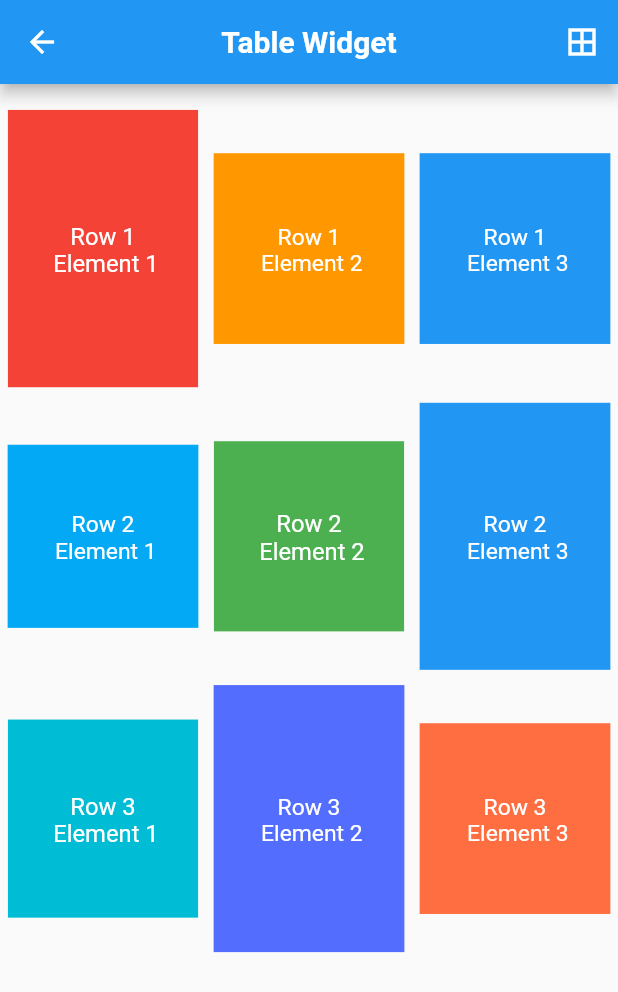
After one commit to RicardoRaymundo/widgets_of_the_week, a Flutter app: the WidgetsTablePage screen opened directly, on a phone screen of 412 x 824 dp. The commit adds this screen. Shown: the top 992 px of the screen. Run offline on Flutter 3.47's test engine with Material 2 defaults, Android fonts, the phone set to English and light mode, and no system bars; Roboto replaces fonts that are missing (Ubuntu Regular); project files that could hold a hidden picture were left out.

Commit message:
- Criados os exemplos de Table e PageView

```diff
--- a/lib/home_page.dart
+++ b/lib/home_page.dart
@@ -10,6 +10,9 @@ import 'package:widgets_of_the_week/widgets/opacity/widgets_opacity.dart';
 import 'package:widgets_of_the_week/widgets/future_builder/list_json.dart';
 import 'package:widgets_of_the_week/widgets/fade_transition/widgets_fade_transition.dart';
 import 'package:widgets_of_the_week/widgets/fab/widgets_fab.dart';
+import 'package:widgets_of_the_week/widgets/page_view/widgets_page_view.dart';
+import 'package:widgets_of_the_week/widgets/page_view/simple/page_view_simple_main.dart';
+import 'package:widgets_of_the_week/widgets/table/widgets_table.dart';
 
 class HomePage extends StatelessWidget {
   // Mapa de Widgets a serem listados
@@ -22,7 +25,8 @@ class HomePage extends StatelessWidget {
     'Future Builder': JsonList(),
     'Fade Transition': FadeTransitionPage(),
     'Floating Action Button': FabPage(),
-    'Safe Arccceax': SafeAreaPage(),
+    'Page View': PageViewSimplePage(),
+    'Table': WidgetsTablePage(),
   };
 
   @override
--- a/lib/widgets/fab/widgets_fab.dart
+++ b/lib/widgets/fab/widgets_fab.dart
@@ -9,6 +9,8 @@ class FabPage extends StatelessWidget {
       body: Center(
         child: Text('Pressione o botão extendido abaixo'),
       ),
+
+      /// FAB extendido que contém ícone e rótulo
       floatingActionButton: FloatingActionButton.extended(
         onPressed: () {
           /// Adicione o código desejado para quando o botão for pressionado
--- /dev/null
+++ b/lib/widgets/table/widgets_table.dart
@@ -0,0 +1,242 @@
+import 'package:flutter/material.dart';
+
+class WidgetsTablePage extends StatefulWidget {
+  @override
+  _WidgetsTablePageState createState() => _WidgetsTablePageState();
+}
+
+class _WidgetsTablePageState extends State<WidgetsTablePage> {
+  bool _isBorderEnabled = false;
+  var _actionIcon = Icons.border_all;
+
+  @override
+  Widget build(BuildContext context) {
+    return Scaffold(
+      appBar: AppBar(
+        centerTitle: true,
+        title: Container(
+          child: Text(
+            'Table Widget',
+            style: TextStyle(
+                fontSize: 20.0,
+                fontWeight: FontWeight.bold,
+                fontFamily: 'Ubuntu Regular'),
+          ),
+        ),
+        actions: <Widget>[
+          IconButton(
+            /// Botão que ativa e dasativa as bordas da tabela
+            icon: Icon(_actionIcon),
+            onPressed: () => setState(() {
+              _isBorderEnabled == false
+                  ? _isBorderEnabled = true
+                  : _isBorderEnabled = false;
+
+              _isBorderEnabled
+                  ? _actionIcon = Icons.border_clear
+                  : _actionIcon = Icons.border_all;
+            }),
+          ),
+        ],
+      ),
+
+      /// Tabela rolável
+      body: SingleChildScrollView(
+        padding: EdgeInsets.only(top: 12),
+        child: Table(
+
+          /// Tabela iniciada sem bordas
+          border: _isBorderEnabled ? TableBorder.all() : null,
+
+          /// Alinhamento dos itens da tabela
+          defaultVerticalAlignment: TableCellVerticalAlignment.middle,
+          children: <TableRow>[
+
+            /// Primeira linha da tabela
+            TableRow(children: <Widget>[
+              FittedBox(
+                fit: BoxFit.contain,
+                child: Container(
+                  margin: EdgeInsets.all(2),
+                  color: Colors.red,
+                  width: 48.0,
+                  height: 70.0,
+                  child: Center(
+                    child: Text(
+                      "Row 1 \n Element 1",
+                      textAlign: TextAlign.center,
+                      style: TextStyle(
+                          color: Colors.white,
+                          fontSize: 6.0,
+                          fontFamily: 'Ubuntu Regular'),
+                    ),
+                  ),
+                ),
+              ),
+              FittedBox(
+                fit: BoxFit.contain,
+                child: Container(
+                  margin: EdgeInsets.all(2),
+                  color: Colors.orange,
+                  width: 50.0,
+                  height: 50.0,
+                  child: Center(
+                    child: Text(
+                      "Row 1 \n Element 2",
+                      textAlign: TextAlign.center,
+                      style: TextStyle(
+                          color: Colors.white,
+                          fontSize: 6.0,
+                          fontFamily: 'Ubuntu Regular'),
+                    ),
+                  ),
+                ),
+              ),
+              FittedBox(
+                fit: BoxFit.contain,
+                child: Container(
+                  margin: EdgeInsets.all(2),
+                  color: Colors.blue,
+                  width: 50.0,
+                  height: 50.0,
+                  child: Center(
+                    child: Text(
+                      "Row 1 \n Element 3",
+                      textAlign: TextAlign.center,
+                      style: TextStyle(
+                          color: Colors.white,
+                          fontSize: 6.0,
+                          fontFamily: 'Ubuntu Regular'),
+                    ),
+                  ),
+                ),
+              ),
+            ]),
+
+            /// Segunda linha da tabela
+            TableRow(children: <Widget>[
+              FittedBox(
+                fit: BoxFit.contain,
+                child: Container(
+                  margin: EdgeInsets.all(2),
+                  color: Colors.lightBlue,
+                  width: 50.0,
+                  height: 48.0,
+                  child: Center(
+                    child: Text(
+                      "Row 2 \n Element 1",
+                      textAlign: TextAlign.center,
+                      style: TextStyle(
+                          color: Colors.white,
+                          fontSize: 6.0,
+                          fontFamily: 'Ubuntu Regular'),
+                    ),
+                  ),
+                ),
+              ),
+              FittedBox(
+                fit: BoxFit.contain,
+                child: Container(
+                  margin: EdgeInsets.all(2),
+                  color: Colors.green,
+                  width: 48.0,
+                  height: 48.0,
+                  child: Center(
+                    child: Text(
+                      "Row 2 \n Element 2",
+                      textAlign: TextAlign.center,
+                      style: TextStyle(
+                          color: Colors.white,
+                          fontSize: 6.0,
+                          fontFamily: 'Ubuntu Regular'),
+                    ),
+                  ),
+                ),
+              ),
+              FittedBox(
+                fit: BoxFit.contain,
+                child: Container(
+                  margin: EdgeInsets.all(2),
+                  color: Colors.blue,
+                  width: 50.0,
+                  height: 70.0,
+                  child: Center(
+                    child: Text(
+                      "Row 2 \n Element 3",
+                      textAlign: TextAlign.center,
+                      style: TextStyle(
+                          color: Colors.white,
+                          fontSize: 6.0,
+                          fontFamily: 'Ubuntu Regular'),
+                    ),
+                  ),
+                ),
+              ),
+            ]),
+
+            /// Terceira linha da tabela
+            TableRow(children: <Widget>[
+              FittedBox(
+                fit: BoxFit.contain,
+                child: Container(
+                  margin: EdgeInsets.all(2),
+                  color: Colors.cyan,
+                  width: 48.0,
+                  height: 50.0,
+                  child: Center(
+                    child: Text(
+                      "Row 3 \n Element 1",
+                      textAlign: TextAlign.center,
+                      style: TextStyle(
+                          color: Colors.white,
+                          fontSize: 6.0,
+                          fontFamily: 'Ubuntu Regular'),
+                    ),
+                  ),
+                ),
+              ),
+              FittedBox(
+                fit: BoxFit.contain,
+                child: Container(
+                  margin: EdgeInsets.all(2),
+                  color: Colors.indigoAccent,
+                  width: 50.0,
+                  height: 70.0,
+                  child: Center(
+                    child: Text(
+                      "Row 3 \n Element 2",
+                      textAlign: TextAlign.center,
+                      style: TextStyle(
+                          color: Colors.white,
+                          fontSize: 6.0,
+                          fontFamily: 'Ubuntu Regular'),
+                    ),
+                  ),
+                ),
+              ),
+              FittedBox(
+                fit: BoxFit.contain,
+                child: Container(
+                  margin: EdgeInsets.all(2),
+                  color: Colors.deepOrangeAccent,
+                  width: 50.0,
+                  height: 50.0,
+                  child: Center(
+                    child: Text(
+                      "Row 3 \n Element 3",
+                      textAlign: TextAlign.center,
+                      style: TextStyle(
+                          color: Colors.white,
+                          fontSize: 6.0,
+                          fontFamily: 'Ubuntu Regular'),
+                    ),
+                  ),
+                ),
+              ),
+            ]),
+          ],
+        ),
+      ),
+    );
+  }
+}
```
Also changed, not shown: lib/widgets/page_view/simple/colored_pages/colored_page_first.dart (added, +27 -0 lines), lib/widgets/page_view/simple/colored_pages/colored_page_last.dart (added, +26 -0 lines), lib/widgets/page_view/simple/colored_pages/colored_page_middle.dart (added, +43 -0 lines), lib/widgets/page_view/simple/page_view_simple_main.dart (added, +31 -0 lines), lib/widgets/page_view/widgets_page_view.dart (added, +86 -0 lines).
